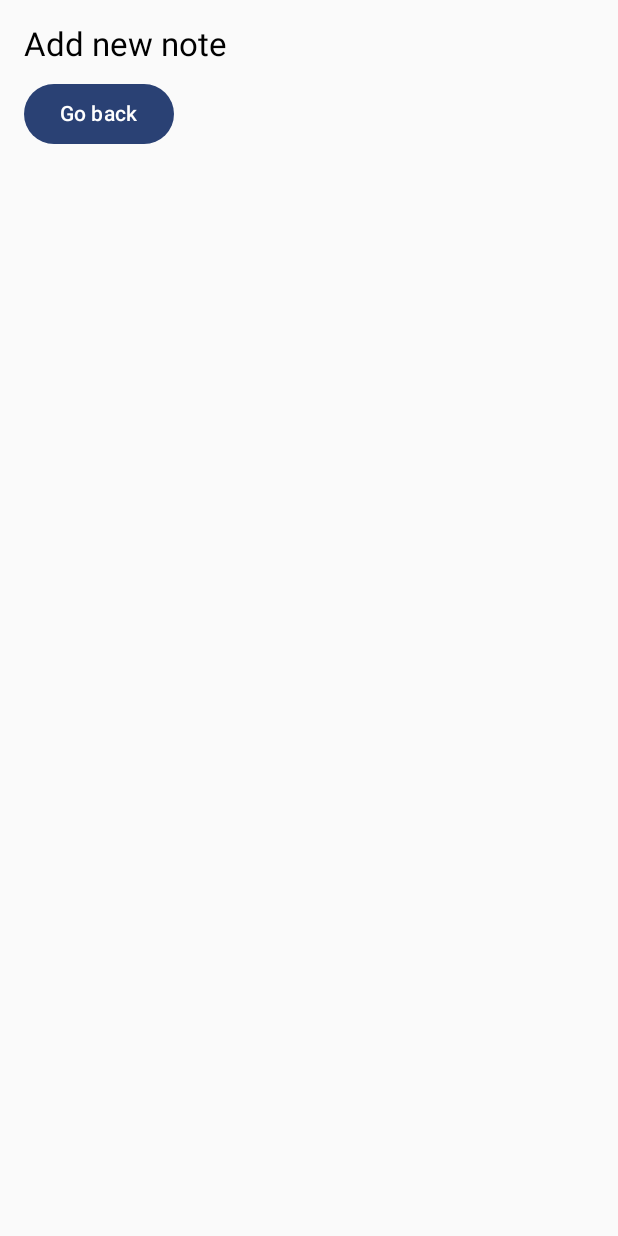
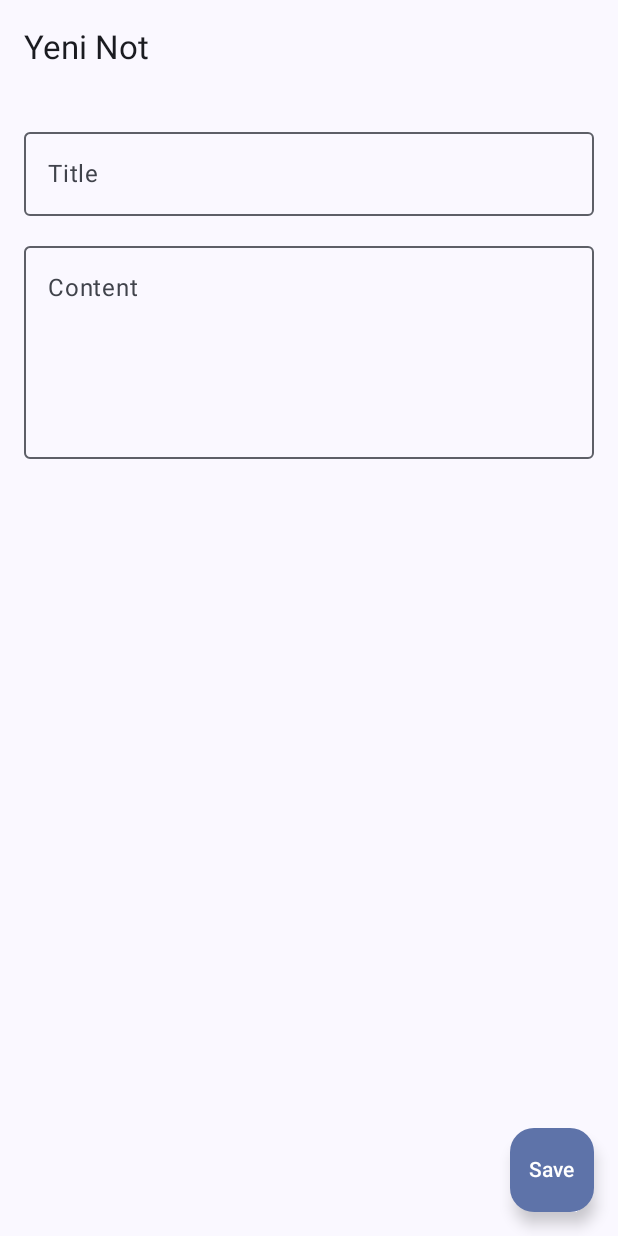
Before and after one commit to ZaferGuvenn/MindScopeBasicNoteAppCompose, an Android app built with Jetpack Compose: the AddEditNoteScreen screen opened through its navigation route, on a phone screen of 412 x 824 dp. Run offline under Robolectric (Android 15) with nearby library versions, the phone set to English and light mode, and no system bars; our stand-ins replace Dagger/Hilt's generated code.

Commit message:
some bugs fixed, code arc more cleaned, add edit view model addet, need add save on db notes

```diff
--- a/app/src/main/java/com/lafimsize/mindscope/ui/components/CustomFloatingActionButton.kt
+++ /dev/null
@@ -1,18 +0,0 @@
-package com.lafimsize.mindscope.ui.components
-
-import androidx.compose.material.icons.Icons
-import androidx.compose.material.icons.filled.Add
-import androidx.compose.material3.FloatingActionButton
-import androidx.compose.material3.Icon
-import androidx.compose.runtime.Composable
-import androidx.navigation.NavController
-
-@Composable
-fun CustomFloatingActionButton(navController: NavController) {
-
-    FloatingActionButton(
-        onClick = {navController.navigate("add_edit")}
-    ) {
-        Icon(Icons.Default.Add, contentDescription = "New Note")
-    }
-}
--- a/app/src/main/java/com/lafimsize/mindscope/ui/screen/AddEditNoteScreen.kt
+++ b/app/src/main/java/com/lafimsize/mindscope/ui/screen/AddEditNoteScreen.kt
@@ -2,29 +2,74 @@ package com.lafimsize.mindscope.ui.screen
 
 import androidx.compose.foundation.layout.Column
 import androidx.compose.foundation.layout.Spacer
+import androidx.compose.foundation.layout.fillMaxWidth
 import androidx.compose.foundation.layout.height
 import androidx.compose.foundation.layout.padding
 import androidx.compose.material3.Button
+import androidx.compose.material3.ExperimentalMaterial3Api
+import androidx.compose.material3.FloatingActionButton
 import androidx.compose.material3.MaterialTheme
+import androidx.compose.material3.OutlinedTextField
+import androidx.compose.material3.Scaffold
 import androidx.compose.material3.Text
-import androidx.compose.runtime.Composable
+import androidx.compose.material3.TopAppBar
+import androidx.compose.runtime.*
+import androidx.compose.runtime.collectAsState
 import androidx.compose.ui.Modifier
 import androidx.compose.ui.unit.dp
+import androidx.lifecycle.viewmodel.compose.viewModel
 import androidx.navigation.NavController
 
+@OptIn(ExperimentalMaterial3Api::class)
 @Composable
-fun AddEditNoteScreen(navController: NavController) {
+fun AddEditNoteScreen(navController: NavController,
+                      viewModel: AddEditNoteViewModel = viewModel()) {
 
-    Column(modifier = Modifier.padding(16.dp)) {
+    val title by viewModel.title.collectAsState()
+    val content by viewModel.content.collectAsState()
 
-        Text(text = "Add new note", style = MaterialTheme.typography.titleLarge)
-        Spacer(modifier= Modifier.height(8.dp))
-        Button(
-            onClick = {navController.popBackStack()}
-        ) {
-            Text("Go back")
+
+    Scaffold(
+        topBar = {
+            TopAppBar(
+                title = { Text("Yeni Not") }
+            )
+        },
+        floatingActionButton = {
+            FloatingActionButton(onClick = {
+                viewModel.saveNote {
+                    navController.popBackStack()
+                }
+            }) {
+                Text("Save")
+            }
         }
+    ) { innerPadding->
 
+        Column(Modifier
+            .padding(innerPadding)
+            .padding(16.dp)) {
+
+            OutlinedTextField(
+                value = title,
+                onValueChange = viewModel::onTitleChange,
+                label = { Text("Title") },
+                modifier = Modifier.fillMaxWidth()
+            )
+
+            Spacer(Modifier.height(12.dp))
+
+            OutlinedTextField(
+                value = content,
+                onValueChange = {viewModel.onContentChange(it)},//same as like top code
+                label = { Text("Content") },
+                modifier = Modifier.fillMaxWidth().height(150.dp)
+            )
+
+        }
     }
 
+
+
+
 }
--- /dev/null
+++ b/app/src/main/java/com/lafimsize/mindscope/ui/screen/AddEditNoteViewModel.kt
@@ -0,0 +1,28 @@
+package com.lafimsize.mindscope.ui.screen
+
+import androidx.lifecycle.ViewModel
+import kotlinx.coroutines.flow.MutableStateFlow
+import kotlinx.coroutines.flow.StateFlow
+
+class AddEditNoteViewModel():ViewModel() {
+
+    private val _title = MutableStateFlow("")
+    val title : StateFlow<String> = _title
+
+    private val _content = MutableStateFlow("")
+    val content : StateFlow<String> = _content
+
+    fun onTitleChange(newTitle:String){
+        _title.value = newTitle
+    }
+
+    fun onContentChange(newContent:String){
+        _content.value = newContent
+    }
+
+    fun saveNote(onSaved:()->Unit){
+        //later
+        onSaved()
+    }
+
+}
--- a/app/src/main/java/com/lafimsize/mindscope/ui/screen/MainScreen.kt
+++ b/app/src/main/java/com/lafimsize/mindscope/ui/screen/MainScreen.kt
@@ -9,7 +9,11 @@ import androidx.compose.foundation.layout.height
 import androidx.compose.foundation.layout.padding
 import androidx.compose.foundation.lazy.LazyColumn
 import androidx.compose.foundation.lazy.items
+import androidx.compose.material.icons.Icons
+import androidx.compose.material.icons.filled.Add
 import androidx.compose.material3.Card
+import androidx.compose.material3.FloatingActionButton
+import androidx.compose.material3.Icon
 import androidx.compose.material3.MaterialTheme
 import androidx.compose.material3.Scaffold
 import androidx.compose.material3.Text
@@ -19,7 +23,6 @@ import androidx.compose.ui.unit.dp
 import androidx.lifecycle.viewmodel.compose.viewModel
 import androidx.navigation.NavController
 import com.lafimsize.mindscope.data.model.Note
-import com.lafimsize.mindscope.ui.components.CustomFloatingActionButton
 
 @Composable
 fun MainScreen(
@@ -30,7 +33,13 @@ fun MainScreen(
     val notes by viewModel.notes.collectAsState()
 
     Scaffold(
-        floatingActionButton = { CustomFloatingActionButton(navController) }
+        floatingActionButton = {
+            FloatingActionButton(
+                onClick = {navController.navigate("add_edit")}
+            ) {
+                Icon(Icons.Default.Add, contentDescription = "New Note")
+            }
+        }
     ) { innerPadding->
 
         LazyColumn(Modifier.padding(innerPadding)) {
```
